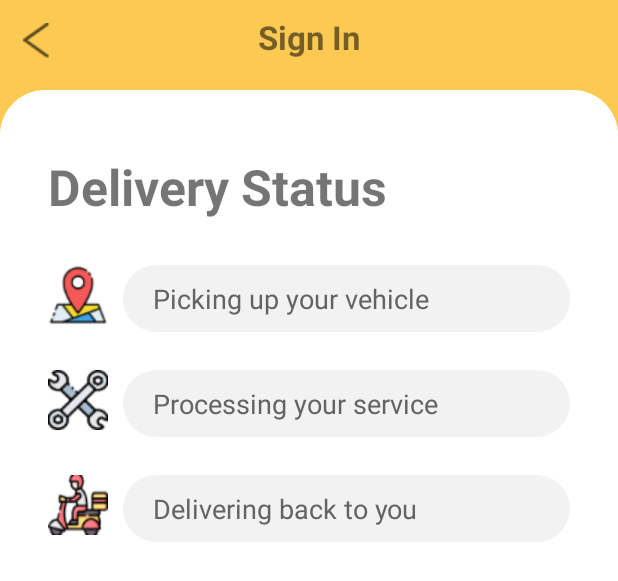
After one commit to sabsabila/BENJOL-Mobile, an Android app: the layout activity_progress_pickup.xml on its own in the app's theme, with its tools: preview values and no code run, on a phone screen of 412 x 824 dp. The commit adds this screen. Shown: the top 581 px of the screen. Run offline under Robolectric (Android 15) with nearby library versions, the phone set to English and light mode, and no system bars.

Commit message:
UI Progress Antar Jemput

```diff
--- /dev/null
+++ b/app/src/main/res/drawable/pickup1.xml
@@ -0,0 +1,10 @@
+<?xml version="1.0" encoding="utf-8"?>
+<layer-list xmlns:android="http://schemas.android.com/apk/res/android" >
+
+    <item
+        android:drawable="@drawable/location"
+        android:height="40dp"
+        android:width="40dp"
+        />
+
+</layer-list>
--- /dev/null
+++ b/app/src/main/res/drawable/pickup2.xml
@@ -0,0 +1,10 @@
+<?xml version="1.0" encoding="utf-8"?>
+<layer-list xmlns:android="http://schemas.android.com/apk/res/android" >
+
+    <item
+        android:drawable="@drawable/wrench"
+        android:height="40dp"
+        android:width="40dp"
+        />
+
+</layer-list>
--- /dev/null
+++ b/app/src/main/res/drawable/pickup3.xml
@@ -0,0 +1,10 @@
+<?xml version="1.0" encoding="utf-8"?>
+<layer-list xmlns:android="http://schemas.android.com/apk/res/android" >
+
+    <item
+        android:drawable="@drawable/delivery"
+        android:height="40dp"
+        android:width="40dp"
+        />
+
+</layer-list>
--- /dev/null
+++ b/app/src/main/res/layout/activity_progress_pickup.xml
@@ -0,0 +1,108 @@
+<?xml version="1.0" encoding="utf-8"?>
+<layout xmlns:android="http://schemas.android.com/apk/res/android">
+    <data>
+    </data>
+    <RelativeLayout
+        android:layout_width="match_parent"
+        android:layout_height="match_parent" >
+
+        <include
+            android:id="@+id/base_layout"
+            android:layout_width="fill_parent"
+            android:layout_height="wrap_content"
+            layout="@layout/base_layout" />
+
+        <LinearLayout
+            android:layout_width="match_parent"
+            android:layout_height="match_parent"
+            android:gravity="end"
+            android:orientation="vertical"
+            android:padding="32dp">
+
+            <TextView
+                android:layout_width="wrap_content"
+                android:layout_height="wrap_content"
+                android:text="@string/deliveryLabel"
+                android:textStyle="bold"
+                android:textSize="15pt"
+                android:layout_gravity="start"
+                android:layout_marginTop="70dp"
+                android:layout_marginBottom="30dp"/>
+
+            <LinearLayout
+                android:layout_width="match_parent"
+                android:layout_height="wrap_content"
+                android:orientation="horizontal"
+                android:layout_marginBottom="25dp">
+
+                <ImageView
+                    android:layout_width="wrap_content"
+                    android:layout_height="wrap_content"
+                    android:layout_gravity="start"
+                    android:background="@drawable/pickup1"
+                    android:layout_marginRight="10dp"/>
+
+                <TextView
+                    android:layout_width="match_parent"
+                    android:layout_height="wrap_content"
+                    android:paddingTop="10dp"
+                    android:paddingBottom="10dp"
+                    android:paddingLeft="20dp"
+                    android:text="@string/pickUpProgress1"
+                    android:textSize="8pt"
+                    android:textColor="@color/colorTextDark"
+                    android:background="@drawable/rounded_square" />
+            </LinearLayout>
+
+            <LinearLayout
+                android:layout_width="match_parent"
+                android:layout_height="wrap_content"
+                android:layout_marginBottom="25dp"
+                android:orientation="horizontal">
+
+                <ImageView
+                    android:layout_width="wrap_content"
+                    android:layout_height="wrap_content"
+                    android:layout_gravity="start"
+                    android:background="@drawable/pickup2"
+                    android:layout_marginRight="10dp"/>
+
+                <TextView
+                    android:layout_width="match_parent"
+                    android:layout_height="wrap_content"
+                    android:paddingTop="10dp"
+                    android:paddingBottom="10dp"
+                    android:paddingLeft="20dp"
+                    android:text="@string/pickUpProgress2"
+                    android:textSize="8pt"
+                    android:textColor="@color/colorTextDark"
+                    android:background="@drawable/rounded_square" />
+            </LinearLayout>
+
+            <LinearLayout
+                android:layout_width="match_parent"
+                android:layout_height="wrap_content"
+                android:layout_marginBottom="25dp"
+                android:orientation="horizontal">
+
+                <ImageView
+                    android:layout_width="wrap_content"
+                    android:layout_height="wrap_content"
+                    android:layout_gravity="start"
+                    android:background="@drawable/pickup3"
+                    android:layout_marginRight="10dp"/>
+
+                <TextView
+                    android:layout_width="match_parent"
+                    android:layout_height="wrap_content"
+                    android:paddingTop="10dp"
+                    android:paddingBottom="10dp"
+                    android:paddingLeft="20dp"
+                    android:text="@string/pickUpProgress3"
+                    android:textSize="8pt"
+                    android:textColor="@color/colorTextDark"
+                    android:background="@drawable/rounded_square" />
+            </LinearLayout>
+        </LinearLayout>
+    </RelativeLayout>
+</layout>
--- a/app/src/main/res/values/strings.xml
+++ b/app/src/main/res/values/strings.xml
@@ -46,11 +46,17 @@
     <string name="callNumber">Call Number</string>
     <string name="wa">Whatsapp</string>
 
-    <!--PickUp-->
+    <!--Pick Up-->
     <string name="pickupLocation">Pick Up Location</string>
     <string name="deliveryLocation">Drop Off Location</string>
     <string name="inputLocation">Type your location here</string>
     <string name="confirmLocation">Confirm</string>
+
+    <!--Pick Up Progress-->
+    <string name="deliveryLabel">Delivery Status</string>
+    <string name="pickUpProgress1">Picking up your vehicle</string>
+    <string name="pickUpProgress2">Processing your service</string>
+    <string name="pickUpProgress3">Delivering back to you</string>
 
     <!--Serivice Progress-->
     <string name="percentageProgress">xx%</string>
```
Also changed, not shown: app/src/main/res/drawable-v24/delivery.png (added), app/src/main/res/drawable-v24/location.png (added), app/src/main/res/drawable-v24/wrench.png (added).
